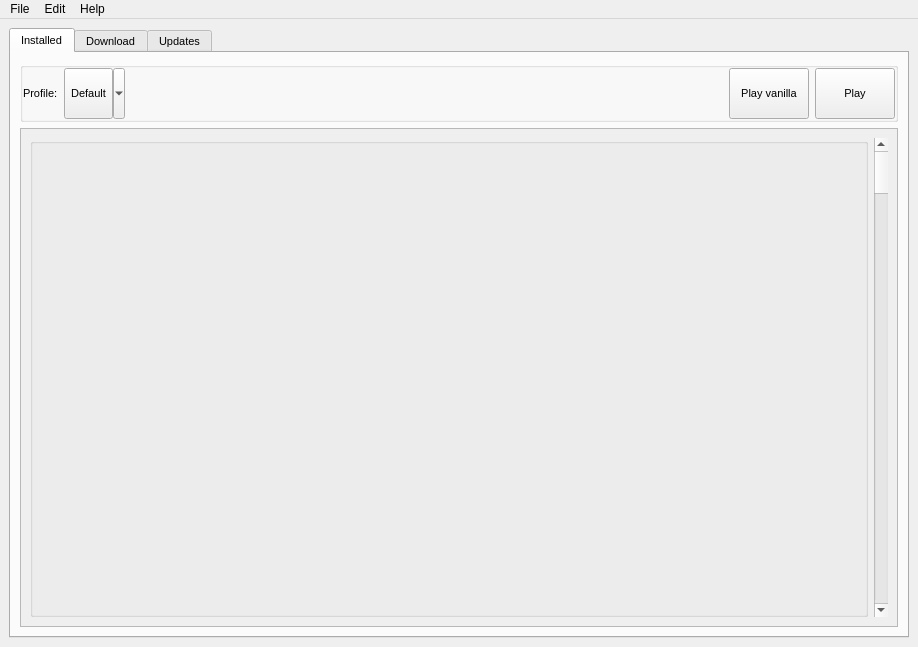
spydragon/Quartzite, file mainwindow.ui: the form before one commit.
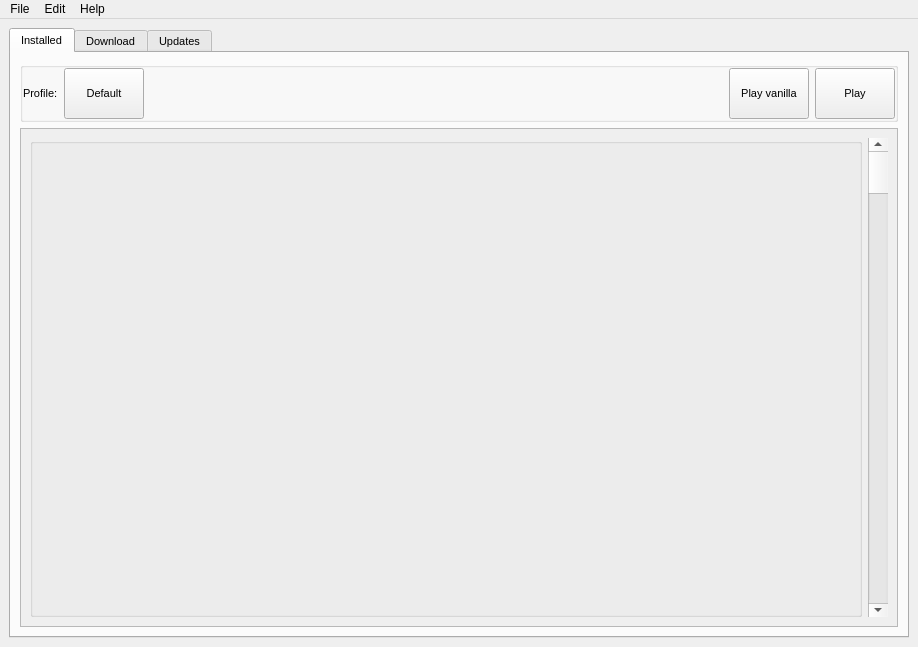
The form after the commit.

Commit message: Added color theme choice in settings dialog

```diff
--- a/mainwindow.ui
+++ b/mainwindow.ui
@@ -56,7 +56,7 @@
        <number>0</number>
       </property>
       <property name="elideMode">
-       <enum>Qt::TextElideMode::ElideNone</enum>
+       <enum>Qt::TextElideMode::ElideLeft</enum>
       </property>
       <property name="usesScrollButtons">
        <bool>false</bool>
@@ -98,9 +98,6 @@
           <property name="title">
            <string/>
           </property>
-          <property name="alignment">
-           <set>Qt::AlignmentFlag::AlignLeading|Qt::AlignmentFlag::AlignLeft|Qt::AlignmentFlag::AlignTop</set>
-          </property>
           <layout class="QHBoxLayout" name="horizontalLayout_2">
            <property name="spacing">
             <number>6</number>
@@ -131,34 +128,16 @@
             </widget>
            </item>
            <item>
-            <widget class="QToolButton" name="toolButton">
+            <widget class="QPushButton" name="profileChoice">
              <property name="sizePolicy">
-              <sizepolicy hsizetype="MinimumExpanding" vsizetype="Preferred">
+              <sizepolicy hsizetype="Maximum" vsizetype="Preferred">
                <horstretch>0</horstretch>
                <verstretch>0</verstretch>
               </sizepolicy>
              </property>
-             <property name="autoFillBackground">
-              <bool>false</bool>
-             </property>
-             <property name="inputMethodHints">
-              <set>Qt::InputMethodHint::ImhNone</set>
-             </property>
              <property name="text">
               <string>Default</string>
              </property>
-             <property name="popupMode">
-              <enum>QToolButton::ToolButtonPopupMode::MenuButtonPopup</enum>
-             </property>
-             <property name="toolButtonStyle">
-              <enum>Qt::ToolButtonStyle::ToolButtonTextOnly</enum>
-             </property>
-             <property name="autoRaise">
-              <bool>false</bool>
-             </property>
-             <property name="arrowType">
-              <enum>Qt::ArrowType::NoArrow</enum>
-             </property>
             </widget>
            </item>
            <item>
@@ -166,12 +145,9 @@
              <property name="orientation">
               <enum>Qt::Orientation::Horizontal</enum>
              </property>
-             <property name="sizeType">
-              <enum>QSizePolicy::Policy::Expanding</enum>
-             </property>
              <property name="sizeHint" stdset="0">
               <size>
-               <width>1000</width>
+               <width>40</width>
                <height>20</height>
               </size>
              </property>
@@ -222,8 +198,8 @@
             <rect>
              <x>0</x>
              <y>0</y>
-             <width>1289</width>
-             <height>431</height>
+             <width>876</width>
+             <height>491</height>
             </rect>
            </property>
            <layout class="QHBoxLayout" name="horizontalLayout_4">
@@ -232,15 +208,15 @@
               <property name="title">
                <string/>
               </property>
-              <property name="alignment">
-               <set>Qt::AlignmentFlag::AlignLeading|Qt::AlignmentFlag::AlignLeft|Qt::AlignmentFlag::AlignVCenter</set>
-              </property>
              </widget>
             </item>
             <item>
              <widget class="QScrollBar" name="verticalScrollBar">
-              <property name="orientation">
-               <enum>Qt::Orientation::Vertical</enum>
+              <property name="minimumSize">
+               <size>
+                <width>20</width>
+                <height>0</height>
+               </size>
               </property>
              </widget>
             </item>
```
Left out of the diff: 6 changed lines with no effect on the pictures. The commit also changes 7 other files.
